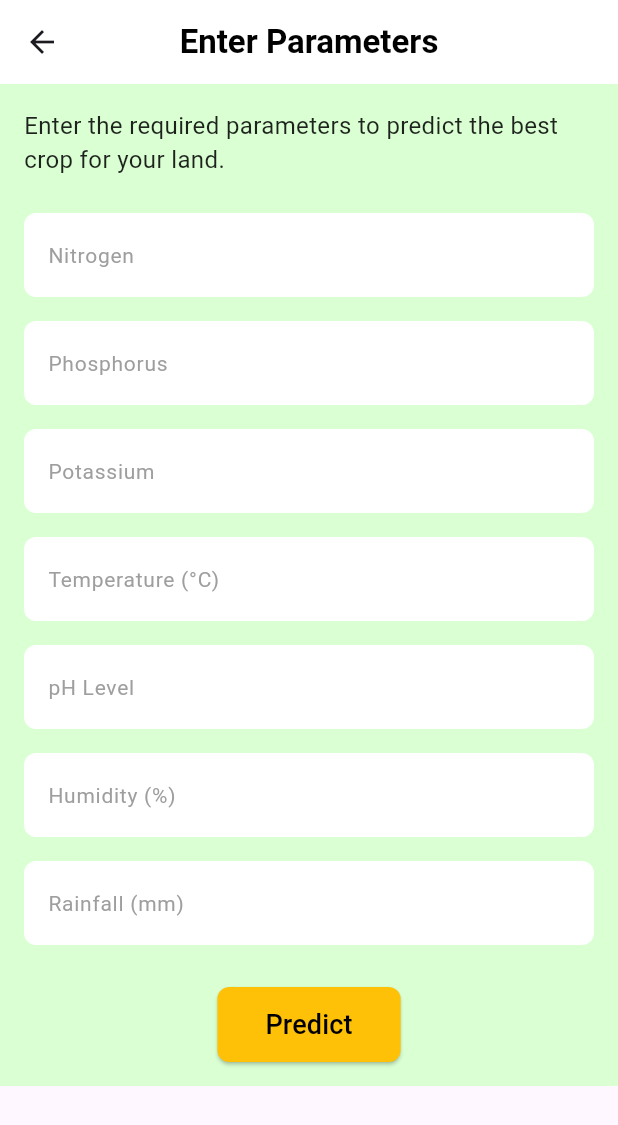
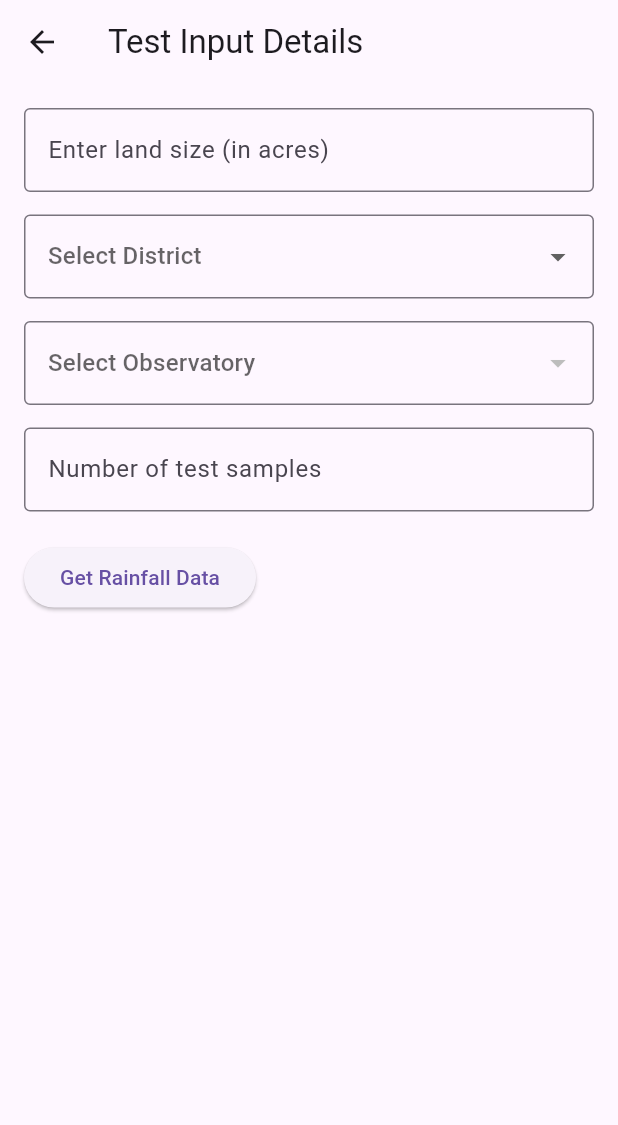
Before and after one commit to abypious/Seed, a Flutter app: the InputScreen screen opened directly, on a phone screen of 412 x 824 dp. Shown: the top 1125 px of the screen. Run offline on Flutter 3.47's test engine with Material 3 defaults, Android fonts, the phone set to English and light mode, and no system bars; our stand-ins replace firebase_auth, firebase_core, flutter_svg, google_fonts, google_sign_in, image_picker and 2 more; missing offline and left inert: excel, tflite_flutter; accounts and stored records are empty.

Commit message:
bugs removed

```diff
--- a/lib/main.dart
+++ b/lib/main.dart
@@ -3,7 +3,6 @@
 import 'package:flutter/material.dart';
 import 'package:provider/provider.dart';
 import 'package:seed/models/crop_prediction/tflite_model.dart';
-import 'package:seed/routes.dart';
 import 'package:seed/screens/onboarding.dart';
 import 'package:shared_preferences/shared_preferences.dart';
 import 'components/splashScreen.dart';
--- /dev/null
+++ b/lib/models/crop_prediction/ExcelService.dart
@@ -0,0 +1,49 @@
+import 'package:excel/excel.dart';
+import 'package:flutter/services.dart';
+
+class ExcelService {
+  /// **Get the average rainfall for the selected observatory & month**
+  static Future<double?> getRainfallAverage(String district, String observatory) async {
+    try {
+      // Load the Excel file from assets
+      ByteData data = await rootBundle.load('assets/rain_data/$district.xlsx');
+      List<int> bytes = data.buffer.asUint8List();
+      var excel = Excel.decodeBytes(bytes);
+
+      // Select the first sheet (assuming it contains the data)
+      var sheet = excel.tables.keys.first;
+      var table = excel.tables[sheet];
+
+      // Get the current month (1 = Jan, 2 = Feb, ...)
+      DateTime now = DateTime.now();
+      int currentMonth = now.month;
+
+      // Store available years of rainfall data
+      List<double> rainfallValues = [];
+
+      for (var row in table!.rows.skip(1)) {
+        String? obsName = row[0]?.value.toString(); // Column 1 = Observatory Name
+        int? month = int.tryParse(row[2]?.value.toString() ?? ''); // Column 3 = Month
+        double? rainfall = double.tryParse(row[3]?.value.toString() ?? ''); // Column 4 = Rainfall
+
+        if (obsName == observatory && month == currentMonth && rainfall != null) {
+          rainfallValues.add(rainfall);
+        }
+      }
+
+      // **If there’s no data, return null**
+      if (rainfallValues.isEmpty) {
+        print("No rainfall data available for $observatory in $district.");
+        return null;
+      }
+
+      // **Calculate average using available data (even if less than 5 years)**
+      double averageRainfall = rainfallValues.reduce((a, b) => a + b) / rainfallValues.length;
+      return averageRainfall;
+
+    } catch (e) {
+      print("Error reading Excel file: $e");
+      return null;
+    }
+  }
+}
--- a/lib/models/crop_prediction/input_screen.dart
+++ b/lib/models/crop_prediction/input_screen.dart
@@ -1,8 +1,5 @@
 import 'package:flutter/material.dart';
-import 'package:provider/provider.dart';
-import 'dart:convert';
-import 'package:http/http.dart' as http;
-import 'tflite_model.dart';
+import 'ExcelService.dart';
 
 class InputScreen extends StatefulWidget {
   @override
@@ -10,188 +7,128 @@
 }
 
 class _InputScreenState extends State<InputScreen> {
-  final _formKey = GlobalKey<FormState>();
-  final TextEditingController nController = TextEditingController();
-  final TextEditingController pController = TextEditingController();
-  final TextEditingController kController = TextEditingController();
-  final TextEditingController tempController = TextEditingController();
-  final TextEditingController phController = TextEditingController();
-  final TextEditingController humidityController = TextEditingController();
-  final TextEditingController rainfallController = TextEditingController();
+  final TextEditingController _landSizeController = TextEditingController();
+  final TextEditingController _testSamplesController = TextEditingController();
 
-  bool _isLoading = false; // Loading state
-  @override
-  void initState() {
-    super.initState();
-    final model = Provider.of<TFLiteModel>(context, listen: false);
-    model.loadModel();
-    _fetchSensorData(); // Fetch data from ESP device (except rainfall)
-  }
+  String? selectedDistrict;
+  String? selectedObservatory;
+  double? rainfall;
 
-  Future<void> _fetchSensorData() async {
-    try {
-      const String espUrl = "http://192.168.4.1/"; // Change this to your ESP32 device's IP
-      final response = await http.get(Uri.parse(espUrl));
+  final List<String> districts = [
+    'Thiruvananthapuram', 'Kollam', 'Pathanamthitta', 'Alappuzha', 'Kottayam', 'Idukki',
+    'Ernakulam', 'Thrissur', 'Palakkad', 'Malappuram', 'Kozhikode', 'Wayanad', 'Kannur', 'Kasargod'
+  ];
 
-      if (response.statusCode == 200) {
-        final Map<String, dynamic> data = jsonDecode(response.body);
+  final Map<String, List<String>> observatories = {
+    'Thiruvananthapuram': ['Neyyattinkara', 'Thiruvananthapur AP (OBSY)', 'Thiruvananthapur (OBSY)', 'Varkala'],
+    'Kollam': ['Aryankavu', 'Kollam (RLY)', 'Punalur (OBSY)'],
+    'Pathanamthitta': ['Konni', 'Kurudamannil'],
+    'Alappuzha': ['Alappuzha', 'Cherthala', 'Haripad', 'Kayamkulam (Agro)', 'Kayamkulam (RARS)', 'Mancompu', 'Mavelikara'],
+    'Kottayam': ['Kanjirappally', 'Kottayam (RRII) (OBSY)', 'Kozha', 'Kumarakom', 'Vaikom'],
+    'Idukki': ['Idukki', 'Munnar (KSEB)', 'Myladumpara Agri', 'Peermade(TO)', 'Thodupuzha'],
+    'Ernakulam': ['Alwaye PWD', 'CIAL Kochi (OBSY)', 'Ernakulam', 'NAS Kochi (OBSY)', 'Perumpavur', 'Piravam'],
+    'Thrissur': ['Chalakudi', 'Enamakal', 'Irinjalakuda', 'Kodungallur', 'Kunnamkulam', 'Vadakkancherry', 'Vellanikkarai (OBSY)'],
+    'Palakkad': ['Alathur (Hydro)', 'Chittur', 'Kollengode', 'Mannarkad', 'Ottapalam', 'Palakkad (OBSY)', 'Parambikulam', 'Pattambi (Agro)', 'Trithala'],
+    'Malappuram': ['Angadipuram', 'Karipur AP (OBSY)', 'Manjeri', 'Nilambur', 'Perinthalamanna', 'Ponnani'],
+    'Kozhikode': ['Kozhikode (OBSY)', 'Quilandi', 'Vadakara'],
+    'Wayanad': ['Ambalavayal', 'Kuppadi', 'Mananthavady', 'Vythiri'],
+    'Kannur': ['Irikkur', 'Kannur (OBSY)', 'Mahe', 'Taliparamba', 'Thalasserry'],
+    'Kasargod': ['Hosdurg', 'Kudulu']
+  };
 
-        setState(() {
-          nController.text = data["nitrogen"].toString();
-          pController.text = data["phosphorus"].toString();
-          kController.text = data["potassium"].toString();
-          tempController.text = data["temperature"].toString();
-          phController.text = data["pH"].toString();
-          humidityController.text = data["moisture"].toString();
-          _isLoading = false; // Data fetched, stop loading indicator
-        });
-      } else {
-        throw Exception("Failed to fetch data from ESP.");
-      }
-    } catch (e) {
-      print("Error fetching data: $e");
-      setState(() {
-        _isLoading = false;
-      });
-    }
-  }
-
-  void _predictCrop() async {
-    final model = Provider.of<TFLiteModel>(context, listen: false);
-
-    if (!model.isModelLoaded) {
-      ScaffoldMessenger.of(context).showSnackBar(
-        SnackBar(content: Text("Model is loading. Please wait...")),
-      );
+  void _fetchRainfallData() async {
+    if (selectedDistrict == null || selectedObservatory == null) {
       return;
     }
 
-    if (_formKey.currentState!.validate()) {
+    double? avgRainfall = await ExcelService.getRainfallAverage(selectedDistrict!, selectedObservatory!);
     setState(() {
-        _isLoading = true; // Show loading indicator
+      rainfall = avgRainfall;
     });
-
-      try {
-        List<double> inputValues = [
-          double.parse(nController.text),
-          double.parse(pController.text),
-          double.parse(kController.text),
-          double.parse(tempController.text),
-          double.parse(phController.text),
-          double.parse(humidityController.text),
-          double.parse(rainfallController.text),
-        ];
-
-        List<Map<String, dynamic>> predictions = await model.predict(inputValues);
-
-        String predictionResult = "Top 3 Crops:\n";
-        predictions.asMap().forEach((index, prediction) {
-          double confidence = double.tryParse(prediction['confidence'].toString()) ?? 0.0;
-          int confidencePercentage = (confidence * 100).toInt();
-          predictionResult += "${index + 1}. ${prediction['crop']}: $confidencePercentage%\n";
-        });
-
-        // Navigate to ResultScreen using Named Route
-        Navigator.pushNamed(
-          context,
-          '/result',
-          arguments: predictionResult,
-        );
-      } catch (e) {
-        print("Error during prediction: $e");
-        ScaffoldMessenger.of(context).showSnackBar(
-          SnackBar(content: Text("Error: Could not process prediction.")),
-        );
-      } finally {
-        setState(() {
-          _isLoading = false; // Hide loading indicator
-        });
-      }
-    }
   }
 
   @override
   Widget build(BuildContext context) {
     return Scaffold(
-      appBar: AppBar(
-        backgroundColor: Colors.white,
-        elevation: 0,
-        title: const Text(
-          'Enter Parameters',
-          style: TextStyle(color: Colors.black, fontSize: 22, fontWeight: FontWeight.bold),
-        ),
-        centerTitle: true,
-      ),
-
-      body: SingleChildScrollView(
-        child: Container(
-          color: const Color(0xFFD9FFD2), // Light green background
+      appBar: AppBar(title: const Text('Test Input Details')),
+      body: Padding(
         padding: const EdgeInsets.all(16.0),
-          child: Form(
-            key: _formKey,
         child: Column(
           crossAxisAlignment: CrossAxisAlignment.start,
           children: [
-                const Text(
-                  'Enter the required parameters to predict the best crop for your land.',
-                  style: TextStyle(fontSize: 16, color: Colors.black87),
+            TextField(
+              controller: _landSizeController,
+              keyboardType: TextInputType.number,
+              decoration: const InputDecoration(
+                labelText: 'Enter land size (in acres)',
+                border: OutlineInputBorder(),
               ),
-                const SizedBox(height: 16),
-                _buildTextField(nController, 'Nitrogen'),
-                _buildTextField(pController, 'Phosphorus'),
-                _buildTextField(kController, 'Potassium'),
-                _buildTextField(tempController, 'Temperature (°C)'),
-                _buildTextField(phController, 'pH Level'),
-                _buildTextField(humidityController, 'Humidity (%)'),
-                _buildTextField(rainfallController, 'Rainfall (mm)', optional: true), // Manual input
+            ),
+            const SizedBox(height: 15),
+
+            DropdownButtonFormField<String>(
+              value: selectedDistrict,
+              hint: const Text('Select District'),
+              items: districts.map((district) {
+                return DropdownMenuItem(
+                  value: district,
+                  child: Text(district),
+                );
+              }).toList(),
+              onChanged: (value) {
+                setState(() {
+                  selectedDistrict = value;
+                  selectedObservatory = null; // Reset observatory selection
+                });
+              },
+              decoration: const InputDecoration(border: OutlineInputBorder()),
+            ),
+            const SizedBox(height: 15),
+
+            DropdownButtonFormField<String>(
+              value: selectedObservatory,
+              hint: const Text('Select Observatory'),
+              items: (selectedDistrict != null)
+                  ? observatories[selectedDistrict!]!.map((obs) {
+                return DropdownMenuItem(
+                  value: obs,
+                  child: Text(obs),
+                );
+              }).toList()
+                  : [],
+              onChanged: (value) {
+                setState(() {
+                  selectedObservatory = value;
+                });
+              },
+              decoration: const InputDecoration(border: OutlineInputBorder()),
+            ),
+            const SizedBox(height: 15),
+
+            TextField(
+              controller: _testSamplesController,
+              keyboardType: TextInputType.number,
+              decoration: const InputDecoration(
+                labelText: 'Number of test samples',
+                border: OutlineInputBorder(),
+              ),
+            ),
             const SizedBox(height: 20),
-                Center(
-                  child: _isLoading
-                      ? CircularProgressIndicator() // Show loading animation
-                      : ElevatedButton(
-                    onPressed: _predictCrop,
-                    style: ElevatedButton.styleFrom(
-                      backgroundColor: Colors.amber,
-                      shape: RoundedRectangleBorder(borderRadius: BorderRadius.circular(8)),
-                      padding: const EdgeInsets.symmetric(vertical: 12, horizontal: 32),
+
+            ElevatedButton(
+              onPressed: _fetchRainfallData,
+              child: const Text('Get Rainfall Data'),
             ),
-                    child: const Text('Predict', style: TextStyle(color: Colors.black, fontSize: 18)),
-                  ),
+            const SizedBox(height: 20),
+
+            if (rainfall != null)
+              Text(
+                'Average Rainfall for this month: ${rainfall!.toStringAsFixed(2)} mm',
+                style: const TextStyle(fontSize: 16, fontWeight: FontWeight.bold),
               ),
           ],
         ),
       ),
-        ),
-      ),
-    );
-  }
-
-  Widget _buildTextField(TextEditingController controller, String label, {bool optional = false}) {
-    return Padding(
-      padding: const EdgeInsets.symmetric(vertical: 8.0),
-      child: TextFormField(
-        controller: controller,
-        keyboardType: TextInputType.number,
-        decoration: InputDecoration(
-          labelText: label,
-          labelStyle: const TextStyle(fontSize: 14, color: Colors.grey),
-          filled: true,
-          fillColor: Colors.white,
-          border: OutlineInputBorder(
-            borderRadius: BorderRadius.circular(8),
-            borderSide: BorderSide.none,
-          ),
-        ),
-        validator: (value) {
-          if (!optional && (value == null || value.isEmpty)) {
-            return 'Please enter a value';
-          }
-          if (double.tryParse(value) == null) {
-            return 'Invalid number';
-          }
-          return null;
-        },
-      ),
     );
   }
 }
--- a/lib/routes.dart
+++ b/lib/routes.dart
@@ -1,4 +1,5 @@
 import 'package:flutter/material.dart';
+import 'models/crop_prediction/input_screen.dart';
 import 'models/crop_prediction/result.dart';
 
 import 'screens/home.dart';
@@ -8,5 +9,6 @@
 Map<String, WidgetBuilder> routes = {
   '/': (context) => HomeScreen(),
   '/login': (context) => LoginScreen(),
-  '/result': (context) => ResultScreen(),  // Add ResultScreen route
+  '/result': (context) => ResultScreen(),
+  '/inputScreen': (context) => InputScreen(),
 };
--- a/lib/screens/dashboard.dart
+++ b/lib/screens/dashboard.dart
@@ -1,7 +1,5 @@
 import 'dart:async';
 import 'package:flutter/material.dart';
-// import 'pest/pest.dart'; // Import
-import 'package:seed/pest/pest.dart';
 import 'package:seed/models/crop_prediction/input_screen.dart';
 import 'functions/ai_assistant_screen.dart';
 import 'functions/cropAtlas.dart';
```
Also changed, not shown: lib/models/crop_prediction/TestInfoScreen.dart (added, +193 -0 lines), pubspec.yaml (+13 -28 lines), pubspec.lock, 2 other files. Lines whose indentation alone changed are shown as unchanged.
